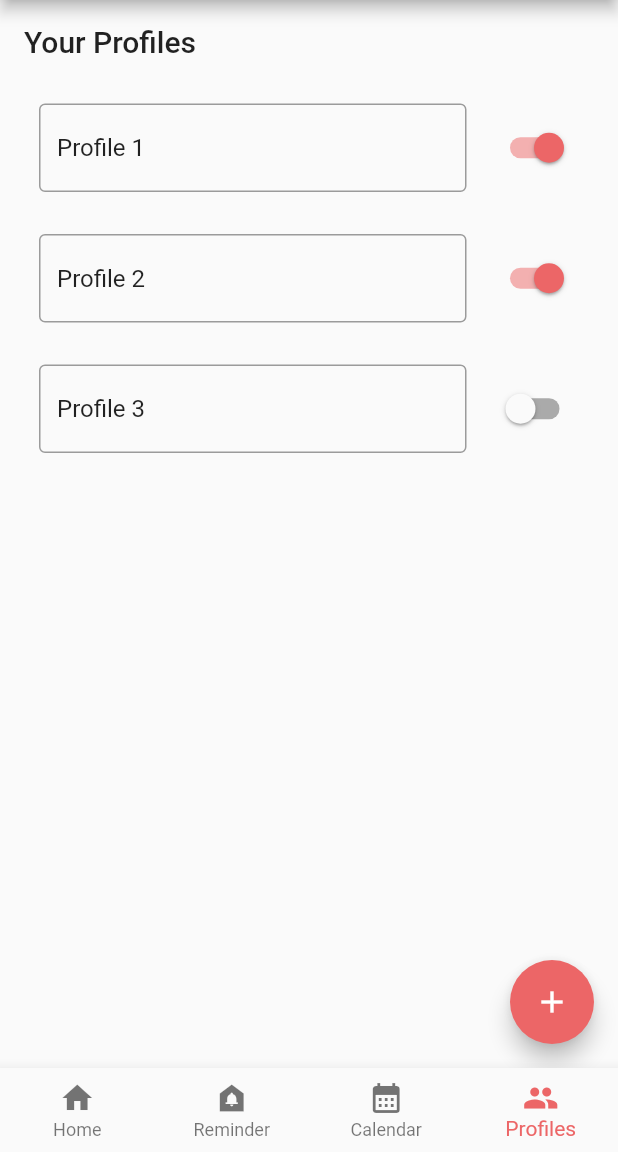
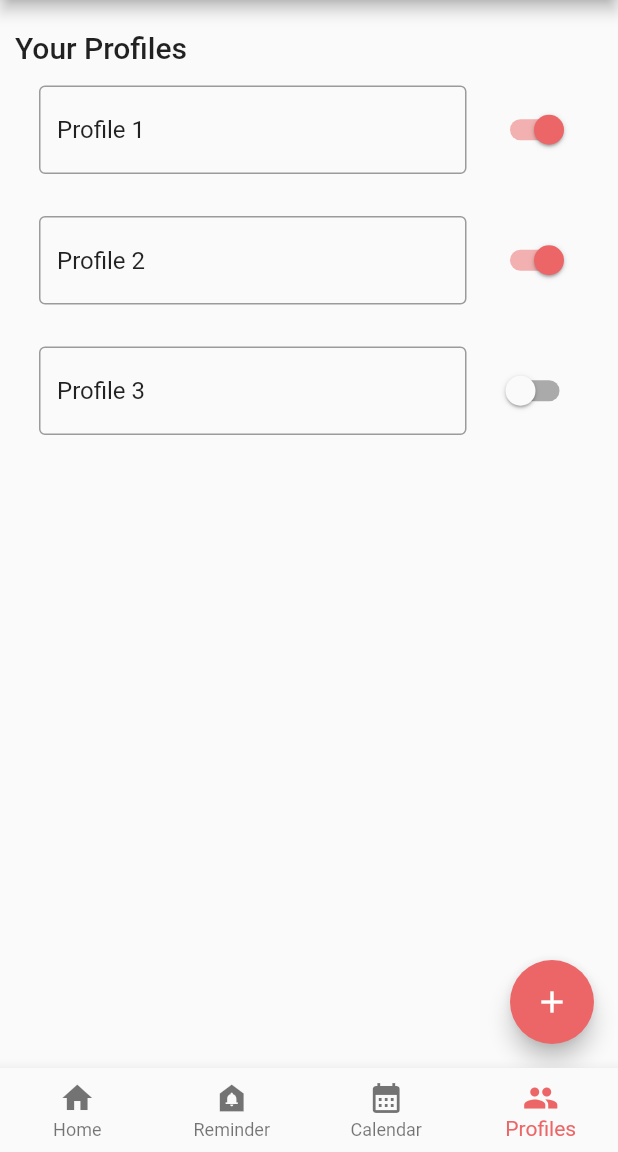
Before and after one commit to tobias-mack/tabmind, a Flutter app: the screen it shows after launch, item 4 of the bottom bar chosen, on a phone screen of 412 x 824 dp, the part 84-1236 px from its top. Run offline on Flutter 3.47's test engine with Material 2 defaults, Android fonts, the phone set to English and light mode, and no system bars; our stand-ins replace flutter_riverpod, freezed_annotation, table_calendar.

Commit message:
ProfilesView: fixed BottomOverflow

```diff
--- a/lib/pages/profiles/profiles_view.dart
+++ b/lib/pages/profiles/profiles_view.dart
@@ -41,19 +41,19 @@ class _ProfilesViewState extends State<ProfilesView> {
         backgroundColor: accentColor,
         child: Icon(Icons.add),
       ),
-      body: Column(
+      body: SingleChildScrollView(
+        padding: EdgeInsets.only(left: 0),
+        child: Column(
           crossAxisAlignment: CrossAxisAlignment.start,
           children: <Widget>[
             Padding(
-            padding: const EdgeInsets.all(16.0),
+              padding: const EdgeInsets.only(left: 10, top: 20),
               child: Text("Your Profiles",
                   style: Theme.of(context).textTheme.headline6),
             ),
-
-          for (int i = 0; i <= list.length - 1; i++)
-            list[i]
-
+            for (int i = 0; i <= list.length - 1; i++) list[i]
           ],
+        ),
       ),
     );
   }
```
Lines whose indentation alone changed are shown as unchanged.
